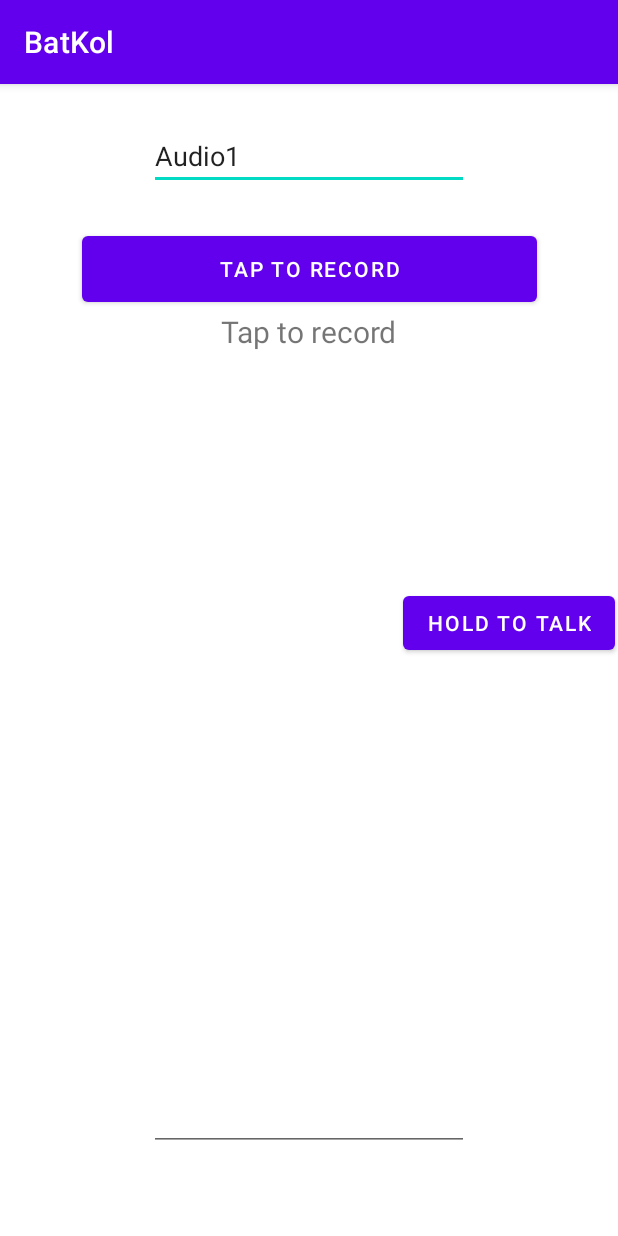
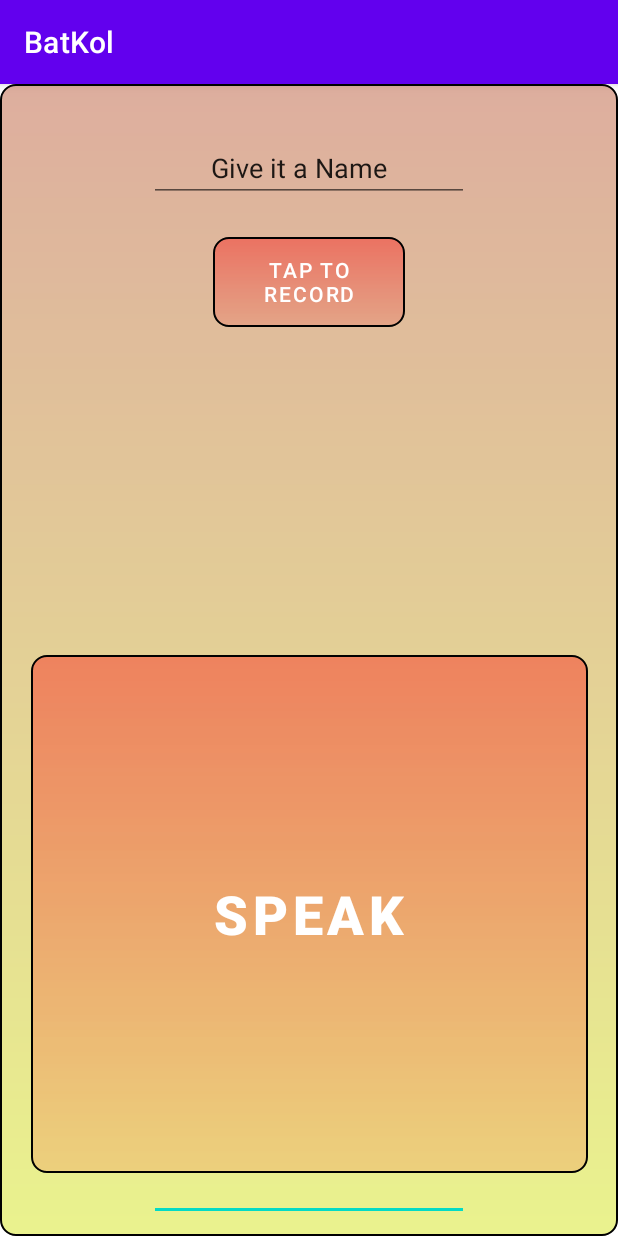
Before and after one commit to BatKol/BatKol, an Android app: the newRecordActivity screen opened directly, with no data from a screen before it, on a phone screen of 412 x 824 dp. Run offline under Robolectric (Android 15) with nearby library versions, the phone set to English and light mode, and no system bars; our stand-ins replace Firebase (no records; nobody signed in at launch, a user with empty details on screens opened directly).

Commit message:
littel fix in new record

```diff
--- a/app/src/main/java/com/example/batkol/Main_flow.java
+++ b/app/src/main/java/com/example/batkol/Main_flow.java
@@ -279,7 +279,7 @@ public class Main_flow extends AppCompatActivity{
 
             startActivity(new Intent(Main_flow.this, SearchPosts.class));
         }
-        else if(AlgorithmsLibrary.stringInArray(listS,"record")){
+        else if(AlgorithmsLibrary.stringInArray(listS,"record") || AlgorithmsLibrary.stringInArray(listS,"רקורד")){
             startActivity(new Intent(Main_flow.this, newRecordActivity.class));
         }
         else if(AlgorithmsLibrary.stringInArray(listS,"log out")){
--- /dev/null
+++ b/app/src/main/res/drawable-v24/border2.xml
@@ -0,0 +1,26 @@
+<?xml version="1.0" encoding="utf-8"?>
+<shape xmlns:android="http://schemas.android.com/apk/res/android"
+    android:layout_height="wrap_content"
+    android:layout_width="wrap_content">
+
+    <solid android:color="#77000000" />
+
+    <corners android:radius="10dip" />
+
+    <gradient
+        android:angle="-90"
+        android:endColor="#D1E40B"
+        android:startColor="#B6502F" />
+
+    <padding
+        android:bottom="10dip"
+        android:left="10dip"
+        android:right="10dip"
+        android:top="10dip" />
+
+    <stroke
+        android:width="1dip"
+        android:color="#000000" >
+    </stroke>
+
+</shape>
--- a/app/src/main/res/layout/activity_new_record.xml
+++ b/app/src/main/res/layout/activity_new_record.xml
@@ -4,27 +4,19 @@
     xmlns:tools="http://schemas.android.com/tools"
     android:layout_width="match_parent"
     android:layout_height="match_parent"
-    android:background="#FFFFFF"
+    android:background="@drawable/border2"
     tools:context=".newRecordActivity">
-
-    <TextView
-        android:id="@+id/recordLabel"
-        android:layout_width="wrap_content"
-        android:layout_height="wrap_content"
-        android:layout_marginBottom="335dp"
-        android:text="Tap to record"
-        android:textSize="20sp"
-        app:layout_constraintBottom_toBottomOf="parent"
-        app:layout_constraintEnd_toEndOf="parent"
-        app:layout_constraintStart_toStartOf="parent"
-        app:layout_constraintTop_toBottomOf="@+id/recordBtn"
-        app:layout_constraintVertical_bias="0.0" />
 
     <Button
         android:id="@+id/recordBtn"
-        android:layout_width="303dp"
-        android:layout_height="56dp"
+
         android:text="Tap to record"
+        app:backgroundTint="@null"
+        android:topLeftRadius="10px"
+        android:topRightRadius="10px"
+        android:layout_width="128dp"
+        android:layout_height="60dp"
+        android:background="@drawable/border"
         app:layout_constraintBottom_toBottomOf="parent"
         app:layout_constraintEnd_toEndOf="parent"
         app:layout_constraintStart_toStartOf="parent"
@@ -33,51 +25,79 @@
 
     <Button
         android:id="@+id/button_play"
-        android:layout_width="wrap_content"
-        android:layout_height="wrap_content"
+
+
+        android:layout_width="128dp"
+
+        android:layout_height="60dp"
+        android:background="@drawable/border"
         android:text="play/stop"
+        android:topLeftRadius="10px"
+        android:topRightRadius="10px"
+        app:backgroundTint="@null"
+
         app:layout_constraintBottom_toBottomOf="parent"
-        app:layout_constraintEnd_toEndOf="@+id/recordLabel"
+        app:layout_constraintEnd_toStartOf="@+id/button_upload"
         app:layout_constraintHorizontal_bias="0.0"
-        app:layout_constraintStart_toStartOf="@+id/recordLabel"
-        app:layout_constraintTop_toBottomOf="@+id/recordLabel"
-        app:layout_constraintVertical_bias="0.29" />
+        app:layout_constraintStart_toStartOf="parent"
+        app:layout_constraintTop_toTopOf="parent"
+        app:layout_constraintVertical_bias="0.262" />
 
     <Button
         android:id="@+id/button_upload"
-        android:layout_width="wrap_content"
-        android:layout_height="wrap_content"
+
+        android:layout_width="128dp"
+        android:layout_height="60dp"
+        android:background="@drawable/border"
         android:text="upload"
+        android:topLeftRadius="10px"
+        android:topRightRadius="10px"
+
+        app:backgroundTint="@null"
         app:layout_constraintBottom_toBottomOf="parent"
-        app:layout_constraintEnd_toEndOf="@+id/button_play"
-        app:layout_constraintHorizontal_bias="0.583"
-        app:layout_constraintStart_toStartOf="@+id/button_play"
-        app:layout_constraintTop_toBottomOf="@+id/button_play"
-        app:layout_constraintVertical_bias="0.206" />
+        app:layout_constraintEnd_toEndOf="parent"
+        app:layout_constraintHorizontal_bias="1.0"
+        app:layout_constraintStart_toStartOf="parent"
+        app:layout_constraintTop_toTopOf="parent"
+        app:layout_constraintVertical_bias="0.259" />
 
     <Button
         android:id="@+id/button_delete"
-        android:layout_width="wrap_content"
-        android:layout_height="wrap_content"
+
+        android:layout_width="195dp"
+
+        android:layout_height="43dp"
+        android:background="@drawable/border"
         android:text="delete"
-        app:layout_constraintBottom_toBottomOf="parent"
-        app:layout_constraintEnd_toEndOf="@+id/button_upload"
-        app:layout_constraintHorizontal_bias="0.6"
-        app:layout_constraintStart_toStartOf="@+id/button_upload"
-        app:layout_constraintTop_toBottomOf="@+id/button_upload"
-        app:layout_constraintVertical_bias="0.276" />
+        android:topLeftRadius="10px"
+        android:topRightRadius="10px"
+        app:backgroundTint="@null"
+        app:layout_constraintBottom_toTopOf="@+id/speechhelper"
+        app:layout_constraintEnd_toStartOf="@+id/button_upload"
+        app:layout_constraintHorizontal_bias="0.468"
+        app:layout_constraintStart_toEndOf="@+id/button_play"
+        app:layout_constraintTop_toBottomOf="@+id/freqSpinner"
+        app:layout_constraintVertical_bias="0.317" />
 
-    <EditText
-        android:id="@+id/edix_filename"
-        android:layout_width="wrap_content"
-        android:layout_height="wrap_content"
-        android:ems="10"
-        android:inputType="text"
-        android:text="Audio1"
-        app:layout_constraintBottom_toTopOf="@+id/recordBtn"
+    <Button
+        android:id="@+id/speechhelper"
+        android:layout_width="371dp"
+        android:layout_height="345dp"
+        android:background="@drawable/border"
+
+        android:text="Speak"
+        android:textSize="36dp"
+        android:textStyle="bold"
+        android:topLeftRadius="10px"
+        android:topRightRadius="10px"
+
+        app:backgroundTint="@null"
+
+        app:layout_constraintBottom_toBottomOf="@+id/description_text"
         app:layout_constraintEnd_toEndOf="parent"
         app:layout_constraintStart_toStartOf="parent"
-        app:layout_constraintTop_toTopOf="parent" />
+        app:layout_constraintTop_toTopOf="parent"
+        app:layout_constraintVertical_bias="0.92" />
 
     <EditText
         android:id="@+id/description_text"
@@ -88,30 +108,42 @@
         android:inputType="textMultiLine"
         app:layout_constraintBottom_toBottomOf="parent"
         app:layout_constraintEnd_toEndOf="parent"
+        app:layout_constraintStart_toStartOf="parent" />
+
+    <EditText
+        android:id="@+id/edix_filename"
+        android:layout_width="wrap_content"
+        android:layout_height="wrap_content"
+        android:ems="10"
+        android:inputType="text"
+        android:text="        Give it a Name"
+        app:layout_constraintBottom_toTopOf="@+id/recordBtn"
+        app:layout_constraintEnd_toEndOf="parent"
         app:layout_constraintStart_toStartOf="parent"
-        app:layout_constraintTop_toBottomOf="@+id/button_delete" />
+        app:layout_constraintTop_toTopOf="parent" />
 
     <Spinner
         android:id="@+id/freqSpinner"
+        android:layout_width="102dp"
+        android:layout_height="53dp"
         android:background="@drawable/border"
-        android:layout_width="119dp"
-        android:layout_height="52dp"
         android:backgroundTint="@color/black"
-        app:layout_constraintBottom_toTopOf="@+id/button_play"
+        app:layout_constraintBottom_toTopOf="@+id/speechhelper"
+        app:layout_constraintEnd_toStartOf="@+id/button_upload"
+        app:layout_constraintHorizontal_bias="0.895"
+        app:layout_constraintStart_toStartOf="parent"
+        app:layout_constraintTop_toTopOf="@+id/recordBtn"
+        app:layout_constraintVertical_bias="0.426" />
+
+    <TextView
+        android:id="@+id/recordLabel"
+        android:layout_width="wrap_content"
+        android:layout_height="wrap_content"
+        android:layout_marginTop="10dp"
+        android:layout_marginBottom="11dp"
+        android:textSize="20sp"
+        app:layout_constraintBottom_toTopOf="@+id/speechhelper"
         app:layout_constraintEnd_toEndOf="parent"
         app:layout_constraintStart_toStartOf="parent"
-        app:layout_constraintTop_toBottomOf="@+id/recordLabel"
-        app:layout_constraintVertical_bias="0.637" />
-
-    <Button
-        android:id="@+id/speechhelper"
-        android:layout_width="wrap_content"
-        android:layout_height="wrap_content"
-        android:text="hold to talk"
-        app:layout_constraintBottom_toBottomOf="@+id/button_play"
-        app:layout_constraintEnd_toEndOf="parent"
-        app:layout_constraintHorizontal_bias="0.709"
-        app:layout_constraintStart_toEndOf="@+id/button_play"
-        app:layout_constraintTop_toTopOf="@+id/button_play"
-        app:layout_constraintVertical_bias="0.0" />
+        app:layout_constraintTop_toBottomOf="@+id/button_delete" />
 </androidx.constraintlayout.widget.ConstraintLayout>
```
